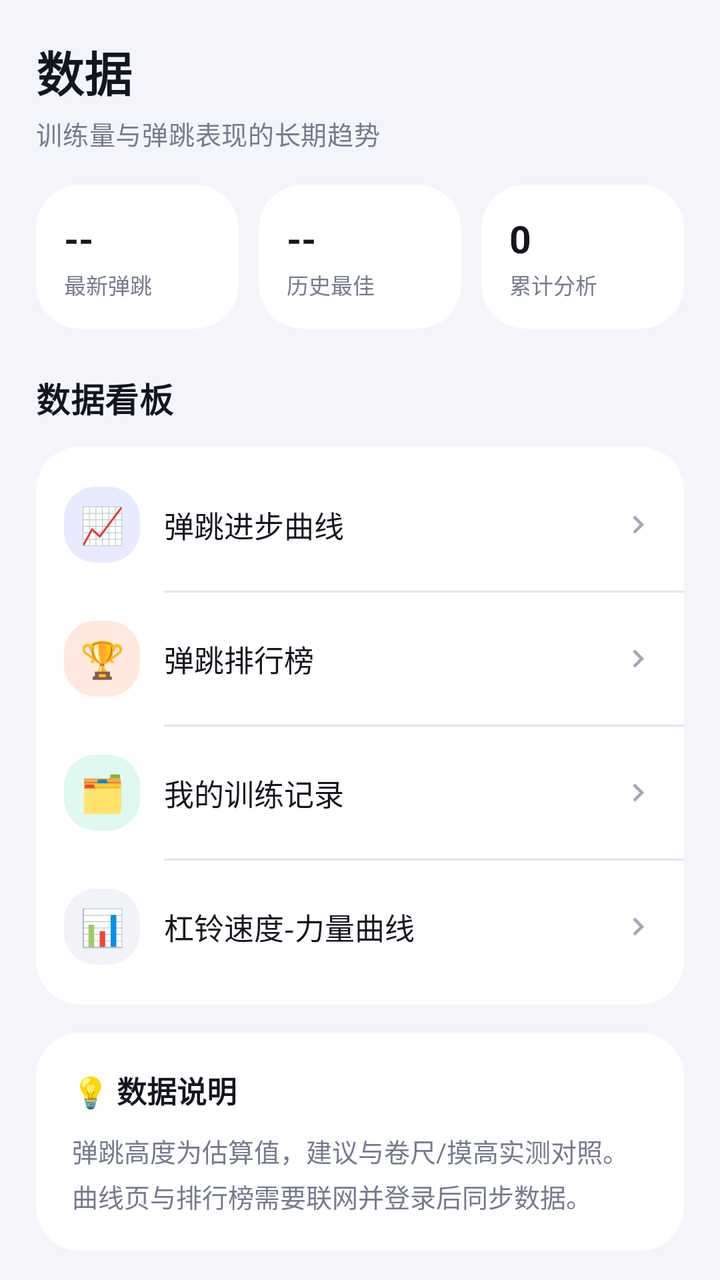
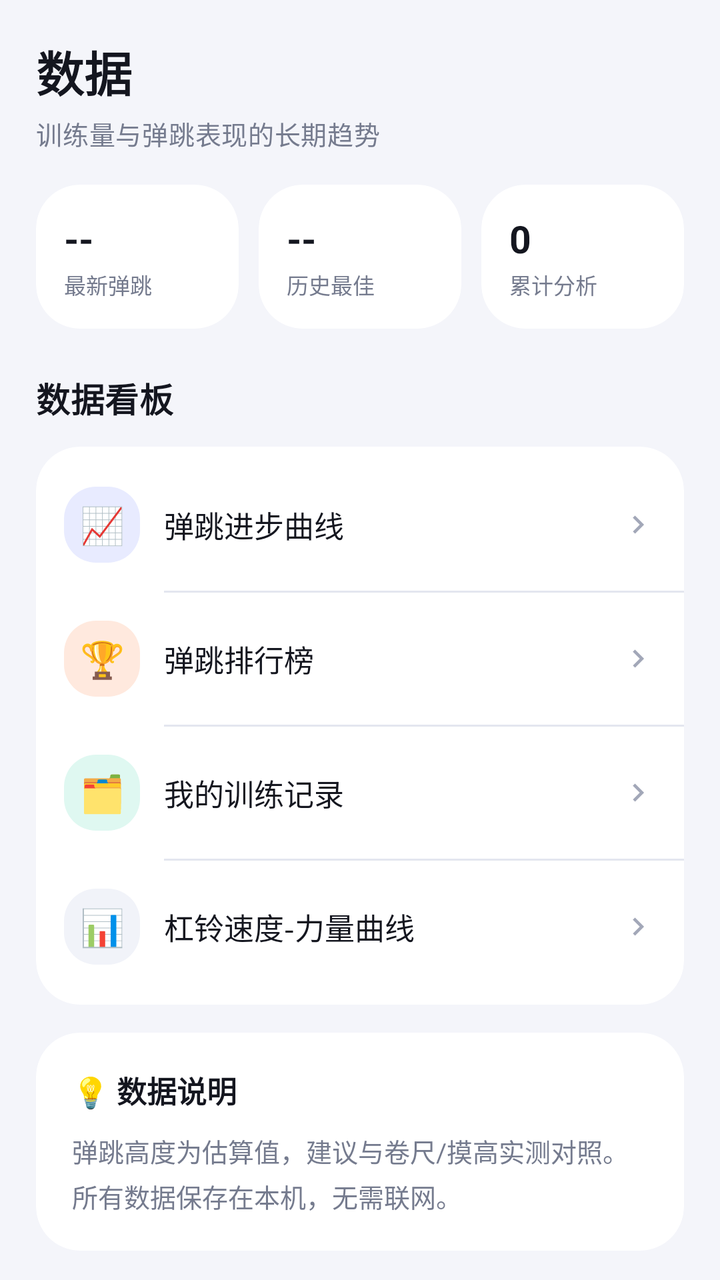

Compare the two renders of this Android layout. The source of the first and the diff that turns it into the second are given below.
<!-- AndroidManifest.xml: application theme AppTheme -->
<!-- res/layout/fragment_data.xml -->
<?xml version="1.0" encoding="utf-8"?>
<ScrollView xmlns:android="http://schemas.android.com/apk/res/android"
    xmlns:app="http://schemas.android.com/apk/res-auto"
    android:layout_width="match_parent"
    android:layout_height="match_parent"
    android:background="@color/background"
    android:fillViewport="true"
    android:scrollbars="none">

    <LinearLayout
        android:layout_width="match_parent"
        android:layout_height="wrap_content"
        android:orientation="vertical"
        android:paddingStart="18dp"
        android:paddingTop="18dp"
        android:paddingEnd="18dp"
        android:paddingBottom="28dp">

        <TextView
            style="@style/TextAppearance.Vertrise.Title"
            android:layout_width="wrap_content"
            android:layout_height="wrap_content"
            android:text="数据" />

        <TextView
            style="@style/TextAppearance.Vertrise.Body"
            android:layout_width="wrap_content"
            android:layout_height="wrap_content"
            android:layout_marginTop="4dp"
            android:text="训练量与弹跳表现的长期趋势" />

        <LinearLayout
            android:layout_width="match_parent"
            android:layout_height="wrap_content"
            android:layout_marginTop="16dp"
            android:orientation="horizontal">

            <com.google.android.material.card.MaterialCardView
                style="@style/Widget.Vertrise.Card"
                android:layout_width="0dp"
                android:layout_height="wrap_content"
                android:layout_weight="1">

                <LinearLayout
                    android:layout_width="match_parent"
                    android:layout_height="wrap_content"
                    android:orientation="vertical"
                    android:padding="14dp">

                    <TextView
                        android:id="@+id/txtDataLast"
                        android:layout_width="wrap_content"
                        android:layout_height="wrap_content"
                        android:text="--"
                        android:textColor="@color/text_primary"
                        android:textSize="19sp"
                        android:textStyle="bold" />

                    <TextView
                        android:layout_width="wrap_content"
                        android:layout_height="wrap_content"
                        android:layout_marginTop="2dp"
                        android:text="最新弹跳"
                        android:textColor="@color/text_secondary"
                        android:textSize="11sp" />
                </LinearLayout>
            </com.google.android.material.card.MaterialCardView>

            <com.google.android.material.card.MaterialCardView
                style="@style/Widget.Vertrise.Card"
                android:layout_width="0dp"
                android:layout_height="wrap_content"
                android:layout_marginStart="10dp"
                android:layout_weight="1">

                <LinearLayout
                    android:layout_width="match_parent"
                    android:layout_height="wrap_content"
                    android:orientation="vertical"
                    android:padding="14dp">

                    <TextView
                        android:id="@+id/txtDataBest"
                        android:layout_width="wrap_content"
                        android:layout_height="wrap_content"
                        android:text="--"
                        android:textColor="@color/text_primary"
                        android:textSize="19sp"
                        android:textStyle="bold" />

                    <TextView
                        android:layout_width="wrap_content"
                        android:layout_height="wrap_content"
                        android:layout_marginTop="2dp"
                        android:text="历史最佳"
                        android:textColor="@color/text_secondary"
                        android:textSize="11sp" />
                </LinearLayout>
            </com.google.android.material.card.MaterialCardView>

            <com.google.android.material.card.MaterialCardView
                style="@style/Widget.Vertrise.Card"
                android:layout_width="0dp"
                android:layout_height="wrap_content"
                android:layout_marginStart="10dp"
                android:layout_weight="1">

                <LinearLayout
                    android:layout_width="match_parent"
                    android:layout_height="wrap_content"
                    android:orientation="vertical"
                    android:padding="14dp">

                    <TextView
                        android:id="@+id/txtDataCount"
                        android:layout_width="wrap_content"
                        android:layout_height="wrap_content"
                        android:text="0"
                        android:textColor="@color/text_primary"
                        android:textSize="19sp"
                        android:textStyle="bold" />

                    <TextView
                        android:layout_width="wrap_content"
                        android:layout_height="wrap_content"
                        android:layout_marginTop="2dp"
                        android:text="累计分析"
                        android:textColor="@color/text_secondary"
                        android:textSize="11sp" />
                </LinearLayout>
            </com.google.android.material.card.MaterialCardView>
        </LinearLayout>

        <TextView
            style="@style/TextAppearance.Vertrise.Section"
            android:layout_width="wrap_content"
            android:layout_height="wrap_content"
            android:layout_marginTop="22dp"
            android:text="数据看板" />

        <com.google.android.material.card.MaterialCardView
            style="@style/Widget.Vertrise.Card"
            android:layout_width="match_parent"
            android:layout_height="wrap_content"
            android:layout_marginTop="12dp">

            <LinearLayout
                android:layout_width="match_parent"
                android:layout_height="wrap_content"
                android:orientation="vertical"
                android:paddingTop="6dp"
                android:paddingBottom="6dp">

                <LinearLayout
                    android:layout_width="match_parent"
                    android:layout_height="wrap_content"
                    android:background="?attr/selectableItemBackground"
                    android:clickable="true"
                    android:focusable="true"
                    android:gravity="center_vertical"
                    android:orientation="horizontal"
                    android:padding="14dp"
                    android:tag="page:progress.html|进步曲线">

                    <TextView
                        android:layout_width="38dp"
                        android:layout_height="38dp"
                        android:background="@drawable/bg_icon_tile_primary"
                        android:gravity="center"
                        android:text="📈"
                        android:textSize="18sp" />

                    <TextView
                        android:layout_width="0dp"
                        android:layout_height="wrap_content"
                        android:layout_marginStart="12dp"
                        android:layout_weight="1"
                        android:text="弹跳进步曲线"
                        android:textColor="@color/text_primary"
                        android:textSize="15sp"
                         />

                    <ImageView
                        android:layout_width="18dp"
                        android:layout_height="18dp"
                        android:src="@drawable/ic_chevron_right"
                        app:tint="@color/text_tertiary" />
                </LinearLayout>

                <View
                    android:layout_width="match_parent"
                    android:layout_height="1dp"
                    android:layout_marginStart="64dp"
                    android:background="@color/outline" />

                <LinearLayout
                    android:layout_width="match_parent"
                    android:layout_height="wrap_content"
                    android:background="?attr/selectableItemBackground"
                    android:clickable="true"
                    android:focusable="true"
                    android:gravity="center_vertical"
                    android:orientation="horizontal"
                    android:padding="14dp"
                    android:tag="page:leaderboard.html|排行榜">

                    <TextView
                        android:layout_width="38dp"
                        android:layout_height="38dp"
                        android:background="@drawable/bg_icon_tile_orange"
                        android:gravity="center"
                        android:text="🏆"
                        android:textSize="18sp" />

                    <TextView
                        android:layout_width="0dp"
                        android:layout_height="wrap_content"
                        android:layout_marginStart="12dp"
                        android:layout_weight="1"
                        android:text="弹跳排行榜"
                        android:textColor="@color/text_primary"
                        android:textSize="15sp"
                         />

                    <ImageView
                        android:layout_width="18dp"
                        android:layout_height="18dp"
                        android:src="@drawable/ic_chevron_right"
                        app:tint="@color/text_tertiary" />
                </LinearLayout>

                <View
                    android:layout_width="match_parent"
                    android:layout_height="1dp"
                    android:layout_marginStart="64dp"
                    android:background="@color/outline" />

                <LinearLayout
                    android:layout_width="match_parent"
                    android:layout_height="wrap_content"
                    android:background="?attr/selectableItemBackground"
                    android:clickable="true"
                    android:focusable="true"
                    android:gravity="center_vertical"
                    android:orientation="horizontal"
                    android:padding="14dp"
                    android:tag="page:history.html|训练记录">

                    <TextView
                        android:layout_width="38dp"
                        android:layout_height="38dp"
                        android:background="@drawable/bg_icon_tile_mint"
                        android:gravity="center"
                        android:text="🗂"
                        android:textSize="18sp" />

                    <TextView
                        android:layout_width="0dp"
                        android:layout_height="wrap_content"
                        android:layout_marginStart="12dp"
                        android:layout_weight="1"
                        android:text="我的训练记录"
                        android:textColor="@color/text_primary"
                        android:textSize="15sp"
                         />

                    <ImageView
                        android:layout_width="18dp"
                        android:layout_height="18dp"
                        android:src="@drawable/ic_chevron_right"
                        app:tint="@color/text_tertiary" />
                </LinearLayout>

                <View
                    android:layout_width="match_parent"
                    android:layout_height="1dp"
                    android:layout_marginStart="64dp"
                    android:background="@color/outline" />

                <LinearLayout
                    android:layout_width="match_parent"
                    android:layout_height="wrap_content"
                    android:background="?attr/selectableItemBackground"
                    android:clickable="true"
                    android:focusable="true"
                    android:gravity="center_vertical"
                    android:orientation="horizontal"
                    android:padding="14dp"
                    android:tag="page:barbell-chart.html|杠铃速度曲线">

                    <TextView
                        android:layout_width="38dp"
                        android:layout_height="38dp"
                        android:background="@drawable/bg_icon_tile"
                        android:gravity="center"
                        android:text="📊"
                        android:textSize="18sp" />

                    <TextView
                        android:layout_width="0dp"
                        android:layout_height="wrap_content"
                        android:layout_marginStart="12dp"
                        android:layout_weight="1"
                        android:text="杠铃速度-力量曲线"
                        android:textColor="@color/text_primary"
                        android:textSize="15sp"
                         />

                    <ImageView
                        android:layout_width="18dp"
                        android:layout_height="18dp"
                        android:src="@drawable/ic_chevron_right"
                        app:tint="@color/text_tertiary" />
                </LinearLayout>
            </LinearLayout>
        </com.google.android.material.card.MaterialCardView>

        <com.google.android.material.card.MaterialCardView
            style="@style/Widget.Vertrise.Card"
            android:layout_width="match_parent"
            android:layout_height="wrap_content"
            android:layout_marginTop="14dp">

            <LinearLayout
                android:layout_width="match_parent"
                android:layout_height="wrap_content"
                android:orientation="vertical"
                android:padding="18dp">

                <TextView
                    android:layout_width="wrap_content"
                    android:layout_height="wrap_content"
                    android:text="💡 数据说明"
                    android:textColor="@color/text_primary"
                    android:textSize="15sp"
                    android:textStyle="bold" />

                <TextView
                    android:layout_width="match_parent"
                    android:layout_height="wrap_content"
                    android:layout_marginTop="10dp"
                    android:lineSpacingExtra="4dp"
                    android:text="弹跳高度为估算值，建议与卷尺/摸高实测对照。曲线页与排行榜需要联网并登录后同步数据。"
                    android:textColor="@color/text_secondary"
                    android:textSize="13sp" />
            </LinearLayout>
        </com.google.android.material.card.MaterialCardView>

    </LinearLayout>
</ScrollView>
<!-- resources referenced by this layout -->
<resources>
  <color name="background">#F4F5FA</color>
  <color name="outline">#E3E6EF</color>
  <color name="text_primary">#14161F</color>
  <color name="text_secondary">#757B8E</color>
  <color name="text_tertiary">#A2A7B8</color>
  <!-- drawable bg_icon_tile (drawable) -->
  <?xml version="1.0" encoding="utf-8"?>
  <shape xmlns:android="http://schemas.android.com/apk/res/android" android:shape="rectangle">
      <solid android:color="@color/chip_bg" />
      <corners android:radius="16dp" />
  </shape>
  <!-- drawable bg_icon_tile_mint (drawable) -->
  <?xml version="1.0" encoding="utf-8"?>
  <shape xmlns:android="http://schemas.android.com/apk/res/android" android:shape="rectangle">
      <solid android:color="@color/tertiary_container" />
      <corners android:radius="16dp" />
  </shape>
  <!-- drawable bg_icon_tile_orange (drawable) -->
  <?xml version="1.0" encoding="utf-8"?>
  <shape xmlns:android="http://schemas.android.com/apk/res/android" android:shape="rectangle">
      <solid android:color="@color/secondary_container" />
      <corners android:radius="16dp" />
  </shape>
  <!-- drawable bg_icon_tile_primary (drawable) -->
  <?xml version="1.0" encoding="utf-8"?>
  <shape xmlns:android="http://schemas.android.com/apk/res/android" android:shape="rectangle">
      <solid android:color="@color/primary_container" />
      <corners android:radius="16dp" />
  </shape>
  <!-- drawable ic_chevron_right (drawable) -->
  <?xml version="1.0" encoding="utf-8"?>
  <vector xmlns:android="http://schemas.android.com/apk/res/android"
      android:width="24dp"
      android:height="24dp"
      android:viewportWidth="24"
      android:viewportHeight="24">
      <path
          android:fillColor="#FF000000"
          android:pathData="M10 6 8.59 7.41 13.17 12l-4.58 4.59L10 18l6-6z" />
  </vector>
  <style name="TextAppearance.Vertrise.Body" parent="TextAppearance.Material3.BodyMedium">
          <item name="android:textColor">@color/text_secondary</item>
          <item name="android:textSize">13sp</item>
      </style>
  <style name="TextAppearance.Vertrise.Section" parent="TextAppearance.Material3.TitleMedium">
          <item name="android:textColor">@color/text_primary</item>
          <item name="android:textStyle">bold</item>
          <item name="android:textSize">17sp</item>
      </style>
  <style name="TextAppearance.Vertrise.Title" parent="TextAppearance.Material3.HeadlineSmall">
          <item name="android:textColor">@color/text_primary</item>
          <item name="android:textStyle">bold</item>
          <item name="android:textSize">24sp</item>
      </style>
  <style name="Widget.Vertrise.Card" parent="Widget.Material3.CardView.Elevated">
          <item name="cardCornerRadius">22dp</item>
          <item name="cardElevation">0dp</item>
          <item name="strokeWidth">0dp</item>
          <item name="cardBackgroundColor">@color/surface</item>
      </style>
  <color name="chip_bg">#F1F3F9</color>
  <color name="tertiary_container">#DFF8F1</color>
  <color name="secondary_container">#FFE9DE</color>
  <color name="primary_container">#E8EBFF</color>
  <color name="surface">#FFFFFF</color>
  <color name="primary">#5A6BF5</color>
  <color name="on_primary">#FFFFFF</color>
  <color name="on_primary_container">#1B2158</color>
  <color name="secondary">#FF8A5C</color>
  <color name="on_secondary">#FFFFFF</color>
  <color name="on_secondary_container">#6B2E14</color>
  <color name="tertiary">#1FC9A0</color>
  <color name="on_tertiary">#FFFFFF</color>
  <color name="on_tertiary_container">#0A4638</color>
  <color name="on_surface">#14161F</color>
  <color name="surface_variant">#EDEFF6</color>
  <color name="on_surface_variant">#757B8E</color>
  <color name="surface_container_high">#F1F3F9</color>
  <color name="nav_bg">#FFFFFF</color>
  <!-- unchanged entries left out for length: 1 -->
</resources>

<!-- the commit's change to res/layout/fragment_data.xml (unified diff, before → after) -->
@@ -340,7 +340,7 @@
                     android:layout_height="wrap_content"
                     android:layout_marginTop="10dp"
                     android:lineSpacingExtra="4dp"
-                    android:text="弹跳高度为估算值，建议与卷尺/摸高实测对照。曲线页与排行榜需要联网并登录后同步数据。"
+                    android:text="弹跳高度为估算值，建议与卷尺/摸高实测对照。所有数据保存在本机，无需联网。"
                     android:textColor="@color/text_secondary"
                     android:textSize="13sp" />
             </LinearLayout>
